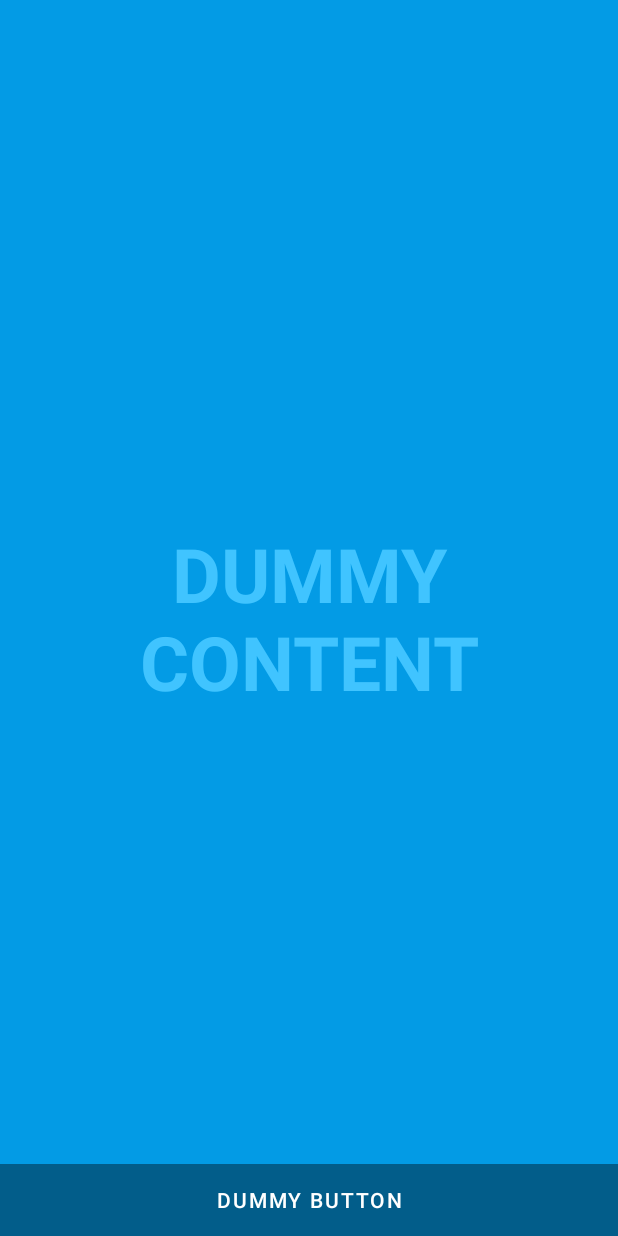
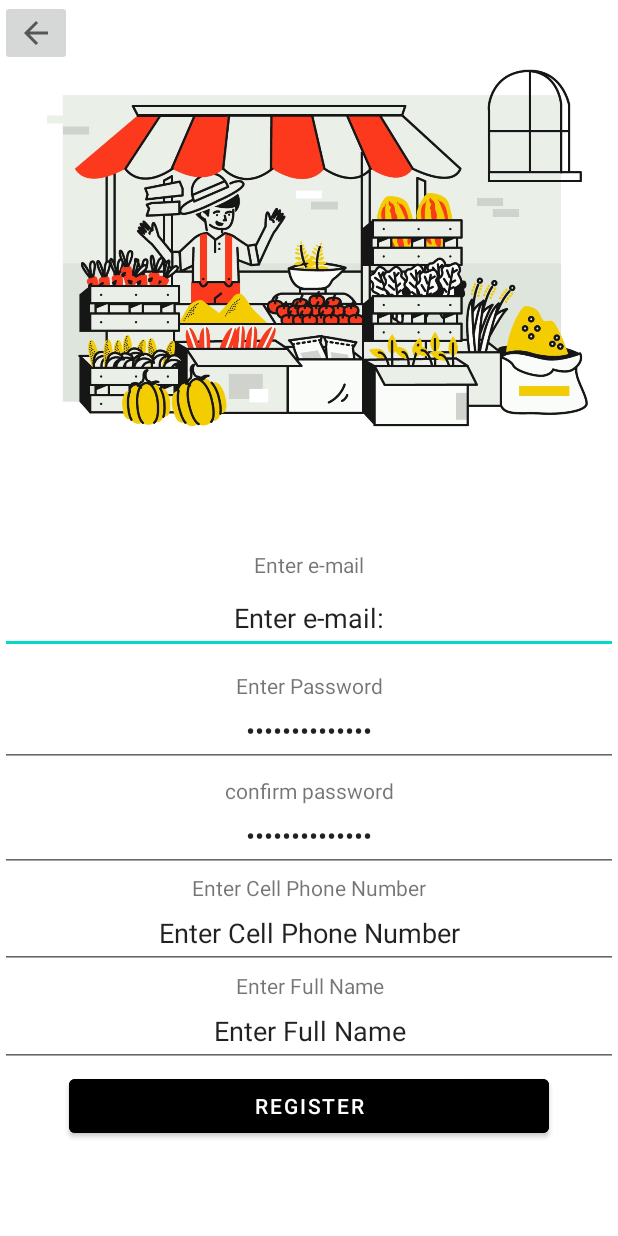
Before and after one commit to gonensel/telhaimarket, an Android app: the layout activity_regisrer.xml on its own in the app's theme, with its tools: preview values and no code run, on a phone screen of 412 x 824 dp. Run offline under Robolectric (Android 15) with nearby library versions, the phone set to English and light mode, and no system bars.

Commit message:
frontEnd Login screen activity version -- 0.02 (Raz and Hadas)

```diff
--- a/app/build.gradle
+++ b/app/build.gradle
@@ -28,6 +28,8 @@ android {
     buildFeatures {
         viewBinding true
     }
+    compileSdkVersion 30
+    buildToolsVersion '30.0.2'
 }
 
 dependencies {
--- a/app/src/main/res/layout/activity_regisrer.xml
+++ b/app/src/main/res/layout/activity_regisrer.xml
@@ -1,51 +1,152 @@
 <?xml version="1.0" encoding="utf-8"?>
 <FrameLayout xmlns:android="http://schemas.android.com/apk/res/android"
+    xmlns:app="http://schemas.android.com/apk/res-auto"
     xmlns:tools="http://schemas.android.com/tools"
     android:layout_width="match_parent"
     android:layout_height="match_parent"
-    android:background="?attr/fullscreenBackgroundColor"
+    android:background="@color/white"
     android:theme="@style/ThemeOverlay.Telhaimarket.FullscreenContainer"
-    tools:context=".Regisrer">
+    tools:context=".Login">
 
-    <!-- The primary full-screen view. This can be replaced with whatever view
-         is needed to present your content, e.g. VideoView, SurfaceView,
-         TextureView, etc. -->
-    <TextView
-        android:id="@+id/fullscreen_content"
-        android:layout_width="match_parent"
-        android:layout_height="match_parent"
-        android:gravity="center"
-        android:keepScreenOn="true"
-        android:text="@string/dummy_content"
-        android:textColor="?attr/fullscreenTextColor"
-        android:textSize="50sp"
-        android:textStyle="bold" />
-
-    <!-- This FrameLayout insets its children based on system windows using
-         android:fitsSystemWindows. -->
     <FrameLayout
         android:layout_width="match_parent"
-        android:layout_height="match_parent"
-        android:fitsSystemWindows="true">
+        android:layout_height="match_parent">
 
-        <LinearLayout
-            android:id="@+id/fullscreen_content_controls"
-            style="@style/Widget.Theme.Telhaimarket.ButtonBar.Fullscreen"
-            android:layout_width="match_parent"
+        <TextView
+            android:id="@+id/textView3"
+            android:layout_width="wrap_content"
             android:layout_height="wrap_content"
-            android:layout_gravity="bottom|center_horizontal"
-            android:orientation="horizontal"
-            tools:ignore="UselessParent">
+            android:ems="25"
+            android:text="@string/enter_e_mail_text"
+            android:textAlignment="center"
+            android:layout_marginTop="-35dp"
+            android:layout_gravity="center" />
 
-            <Button
-                android:id="@+id/dummy_button"
-                style="?android:attr/buttonBarButtonStyle"
-                android:layout_width="0dp"
-                android:layout_height="wrap_content"
-                android:layout_weight="1"
-                android:text="@string/dummy_button" />
+        <EditText
+            android:id="@+id/editTextTextEmailAddress3"
+            android:layout_width="wrap_content"
+            android:layout_height="wrap_content"
+            android:layout_gravity="center"
+            android:ems="20"
+            android:inputType="textEmailAddress"
+            android:minHeight="48dp"
+            android:text="@string/enter_e_mail"
+            android:textAlignment="center" />
 
-        </LinearLayout>
+        <TextView
+            android:id="@+id/textView2"
+            android:layout_width="wrap_content"
+            android:layout_height="wrap_content"
+            android:ems="25"
+            android:text="@string/enter_password"
+            android:textAlignment="center"
+            android:layout_marginTop="45dp"
+            android:layout_gravity="center" />
+
+        <EditText
+            android:id="@+id/editTextTextPassword2"
+            android:layout_width="wrap_content"
+            android:layout_height="wrap_content"
+            android:layout_gravity="center"
+            android:layout_marginTop="75dp"
+            android:ems="20"
+            android:inputType="textPassword"
+            android:minHeight="48dp"
+            android:text="@string/enter_password"
+            android:textAlignment="center" />
+
+        <TextView
+            android:id="@+id/textViewConfirm"
+            android:layout_width="wrap_content"
+            android:layout_height="wrap_content"
+            android:ems="25"
+            android:text="@string/confirm_enter_password"
+            android:textAlignment="center"
+            android:layout_marginTop="115dp"
+            android:layout_gravity="center" />
+
+        <EditText
+            android:id="@+id/editTextTextConfirmPassword"
+            android:layout_width="wrap_content"
+            android:layout_height="wrap_content"
+            android:layout_gravity="center"
+            android:layout_marginTop="145dp"
+            android:ems="20"
+            android:inputType="textPassword"
+            android:minHeight="48dp"
+            android:text="@string/enter_password"
+            android:textAlignment="center" />
+
+        <TextView
+            android:id="@+id/PhoneNumber"
+            android:layout_width="wrap_content"
+            android:layout_height="wrap_content"
+            android:ems="25"
+            android:text="@string/enter_cell_phone_number"
+            android:textAlignment="center"
+            android:layout_marginTop="180dp"
+            android:layout_gravity="center" />
+
+        <EditText
+            android:id="@+id/editTextNumber"
+            android:layout_width="wrap_content"
+            android:layout_height="wrap_content"
+            android:layout_gravity="center"
+            android:layout_marginTop="210dp"
+            android:ems="20"
+            android:inputType="textPhonetic"
+            android:minHeight="48dp"
+            android:text="@string/enter_cell_phone_number"
+            android:textAlignment="center" />
+
+        <TextView
+            android:id="@+id/FullName"
+            android:layout_width="wrap_content"
+            android:layout_height="wrap_content"
+            android:ems="25"
+            android:text="@string/enter_full_name"
+            android:textAlignment="center"
+            android:layout_marginTop="245dp"
+            android:layout_gravity="center" />
+
+        <EditText
+            android:id="@+id/editFullName"
+            android:layout_width="wrap_content"
+            android:layout_height="wrap_content"
+            android:layout_gravity="center"
+            android:layout_marginTop="275dp"
+            android:ems="20"
+            android:inputType="textPhonetic"
+            android:minHeight="48dp"
+            android:text="@string/enter_full_name"
+            android:textAlignment="center" />
+
+        <Button
+            android:id="@+id/button"
+            android:layout_width="wrap_content"
+            android:layout_height="wrap_content"
+            android:ems="20"
+            android:layout_marginTop="325dp"
+            android:text="@string/register"
+            android:backgroundTint="@color/black"
+            android:textAlignment="center"
+            android:layout_gravity="center" />
+
+        <ImageView
+            android:id="@+id/imageView"
+            android:layout_width="wrap_content"
+            android:layout_height="wrap_content"
+            android:layout_marginTop="-320dp"
+            android:ems="20"
+            app:srcCompat="@drawable/traditional_market" />
+
+        <ImageButton
+            android:id="@+id/imageButton"
+            android:layout_width="wrap_content"
+            android:layout_height="wrap_content"
+            android:text="@string/back"
+            android:contentDescription="@string/back_button"
+            app:srcCompat="?attr/actionModeCloseDrawable" />
+
     </FrameLayout>
-
 </FrameLayout>
--- a/app/src/main/res/values/strings.xml
+++ b/app/src/main/res/values/strings.xml
@@ -8,8 +8,11 @@
     <string name="back">back</string>
     <string name="back_button">back button</string>
     <string name="login">Login</string>
+    <string name="register">Register</string>
+    <string name="confirm_enter_password">confirm password</string>
     <string name="enter_password">Enter Password</string>
-    <string name="enter_password_text">Enter Password</string>
+    <string name="enter_cell_phone_number">Enter Cell Phone Number</string>
+    <string name="enter_full_name">Enter Full Name</string>
     <string name="enter_e_mail">Enter e-mail:</string>
     <string name="enter_e_mail_text">Enter e-mail</string>
 </resources>
```
Also changed, not shown: app/src/main/java/com/example/telhaimarket/Regisrer.java (+3 -164 lines).
